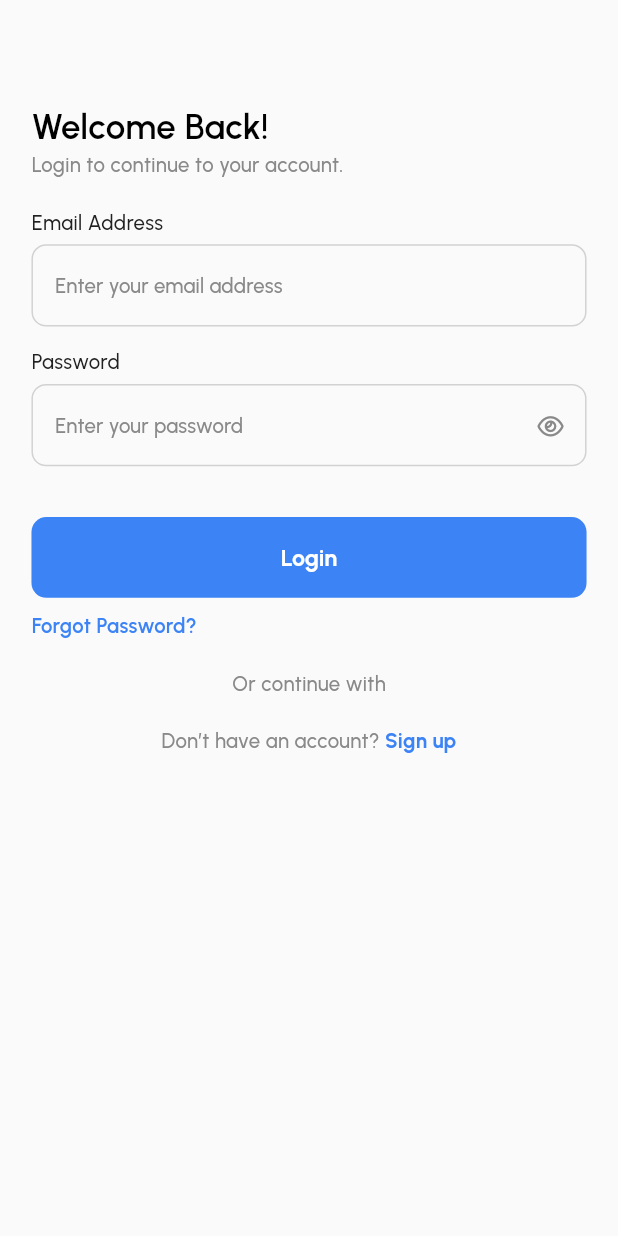
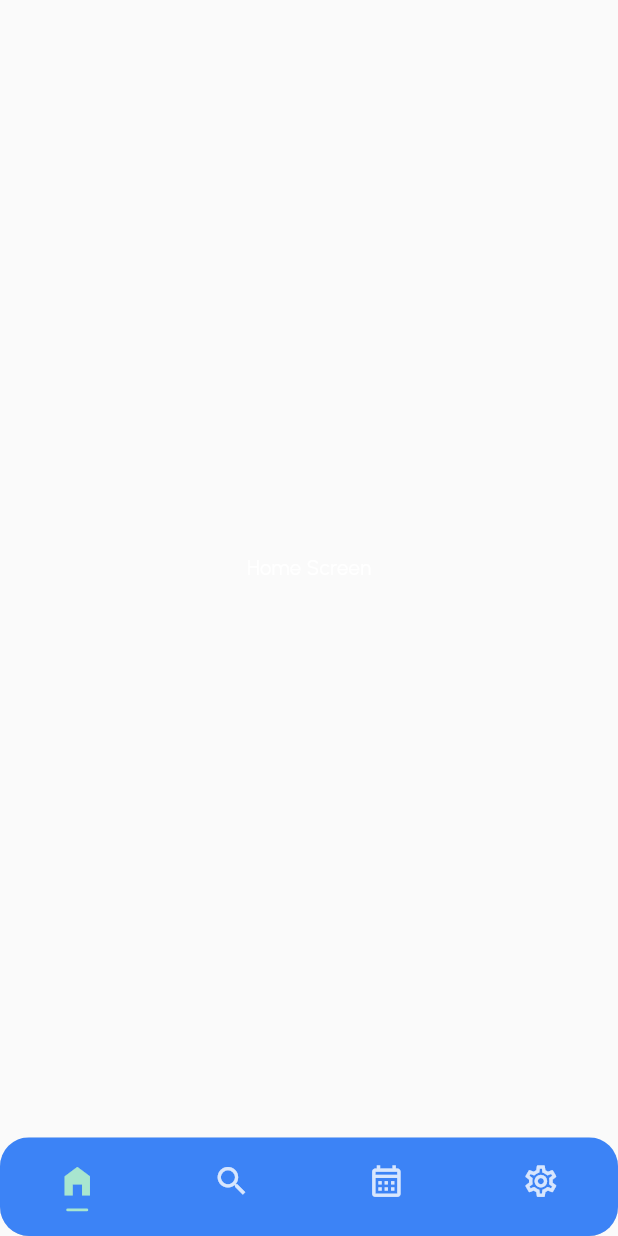
Before and after one commit to Hassaan-Rajwani/Fix-Master, a Flutter app: the screen it shows after launch, after a tap on "Login", on a phone screen of 412 x 824 dp. Run offline on Flutter 3.47's test engine with Material 3 defaults, Android fonts, the phone set to English and light mode, and no system bars; our stand-ins replace flutter_screenutil, font_awesome_flutter, get, google_fonts.

Commit message:
feat: bottom nav

```diff
--- /dev/null
+++ b/lib/controllers/customer/dashboard/customer_bottom_nav_controller.dart
@@ -0,0 +1,10 @@
+import 'package:get/get.dart';
+
+class CustomerBottomNavController extends GetxController {
+  RxInt bottomNavCurrentIndex = 0.obs;
+  RxBool isFabExpanded = false.obs;
+
+  navBarChange(value) {
+    bottomNavCurrentIndex.value = value;
+  }
+}
--- a/lib/pages/auth/login_screen.dart
+++ b/lib/pages/auth/login_screen.dart
@@ -1,4 +1,5 @@
 import 'package:fix_master/pages/auth/signup_screen.dart';
+import 'package:fix_master/pages/dashboard/customer_bottom_nav.dart';
 import 'package:fix_master/utils/color_constant.dart';
 import 'package:fix_master/utils/font_constant.dart';
 import 'package:fix_master/widgets/app_button.dart';
@@ -69,6 +70,7 @@ class _LoginScreenState extends State<LoginScreen> {
                 text: 'Login',
                 horizontalMargin: 0,
                 onPress: () {
+                  Get.offAll(() => const CustomerBottomNav());
                   // sc.onLogin();
                 },
               ),
--- /dev/null
+++ b/lib/pages/dashboard/customer_bottom_nav.dart
@@ -0,0 +1,166 @@
+// ignore_for_file: deprecated_member_use
+
+import 'package:fix_master/controllers/customer/dashboard/customer_bottom_nav_controller.dart';
+import 'package:fix_master/utils/color_constant.dart';
+import 'package:fix_master/utils/font_constant.dart';
+import 'package:flutter/material.dart';
+import 'package:flutter_screenutil/flutter_screenutil.dart';
+import 'package:get/get.dart';
+
+class CustomerBottomNav extends StatefulWidget {
+  const CustomerBottomNav({super.key});
+
+  @override
+  State<CustomerBottomNav> createState() => _CustomerBottomNavState();
+}
+
+class _CustomerBottomNavState extends State<CustomerBottomNav> {
+  final bottomNav = Get.put(CustomerBottomNavController());
+
+  var screens = [
+    Center(
+      child: Text('Home Screen', style: appFont(color: AppColor.whiteColor)),
+    ),
+    Center(
+      child: Text('Search Screen', style: appFont(color: AppColor.whiteColor)),
+    ),
+    Center(
+      child: Text(
+        'Bookings Screen',
+        style: appFont(color: AppColor.whiteColor),
+      ),
+    ),
+    Center(
+      child: Text('Profile Screen', style: appFont(color: AppColor.whiteColor)),
+    ),
+  ];
+
+  void onItemTaapped(int index) {
+    bottomNav.navBarChange(index);
+  }
+
+  @override
+  Widget build(BuildContext context) {
+    return WillPopScope(
+      onWillPop: () async {
+        final shouldExit = await showDialog<bool>(
+          context: context,
+          builder: (context) => AlertDialog(
+            shape: RoundedRectangleBorder(
+              borderRadius: BorderRadius.circular(16.r),
+            ),
+            title: Text(
+              'Exit App',
+              style: appFont(fontSize: 18, fontWeight: FontWeight.bold),
+            ),
+            content: Text(
+              'Are you sure you want to exit?',
+              style: appFont(fontSize: 16),
+            ),
+            actions: [
+              TextButton(
+                onPressed: () => Navigator.of(context).pop(false),
+                child: Text(
+                  'No',
+                  style: appFont(
+                    fontSize: 16,
+                    fontWeight: FontWeight.bold,
+                    color: AppColor.primaryColor,
+                  ),
+                ),
+              ),
+              TextButton(
+                onPressed: () => Navigator.of(context).pop(true),
+                child: Text(
+                  'Yes',
+                  style: appFont(
+                    fontSize: 16,
+                    fontWeight: FontWeight.bold,
+                    color: AppColor.primaryColor,
+                  ),
+                ),
+              ),
+            ],
+          ),
+        );
+        return shouldExit ?? false;
+      },
+      child: Obx(
+        () => Scaffold(
+          resizeToAvoidBottomInset: false,
+          body: screens[bottomNav.bottomNavCurrentIndex.value],
+          bottomNavigationBar: ClipRRect(
+            borderRadius: BorderRadius.circular(20.r),
+            child: BottomAppBar(
+              height: 68.h,
+              color: AppColor.primaryColor,
+              child: Row(
+                mainAxisAlignment: MainAxisAlignment.spaceAround,
+                children: [
+                  tabItem(
+                    onTap: () => onItemTaapped(0),
+                    isSelected: bottomNav.bottomNavCurrentIndex.value == 0,
+                    selectedIcon: Icons.home_filled,
+                    unSelectedIcon: Icons.home_outlined,
+                  ),
+                  tabItem(
+                    onTap: () => onItemTaapped(1),
+                    isSelected: bottomNav.bottomNavCurrentIndex.value == 1,
+                    selectedIcon: Icons.search,
+                    unSelectedIcon: Icons.search_outlined,
+                  ),
+                  tabItem(
+                    onTap: () => onItemTaapped(2),
+                    isSelected: bottomNav.bottomNavCurrentIndex.value == 2,
+                    selectedIcon: Icons.calendar_today,
+                    unSelectedIcon: Icons.calendar_month_outlined,
+                  ),
+                  tabItem(
+                    onTap: () => onItemTaapped(3),
+                    isSelected: bottomNav.bottomNavCurrentIndex.value == 3,
+                    selectedIcon: Icons.settings,
+                    unSelectedIcon: Icons.settings_outlined,
+                  ),
+                ],
+              ),
+            ),
+          ),
+        ),
+      ),
+    );
+  }
+}
+
+Widget tabItem({
+  required VoidCallback onTap,
+  required bool isSelected,
+  required IconData selectedIcon,
+  required IconData unSelectedIcon,
+}) {
+  return GestureDetector(
+    onTap: onTap,
+    behavior: HitTestBehavior.opaque,
+    child: Column(
+      mainAxisAlignment: MainAxisAlignment.center,
+      children: [
+        Icon(
+          isSelected ? selectedIcon : unSelectedIcon,
+          size: 26.sp,
+          color: isSelected
+              ? AppColor.secondaryColor
+              : Colors.white.withOpacity(0.8),
+        ),
+        6.verticalSpace,
+        AnimatedContainer(
+          duration: const Duration(milliseconds: 200),
+          width: isSelected ? 14.w : 0,
+          height: 2.h,
+          decoration: BoxDecoration(
+            color: AppColor.secondaryColor,
+            borderRadius: BorderRadius.circular(2),
+          ),
+        ),
+      ],
+    ),
+  );
+}
```
